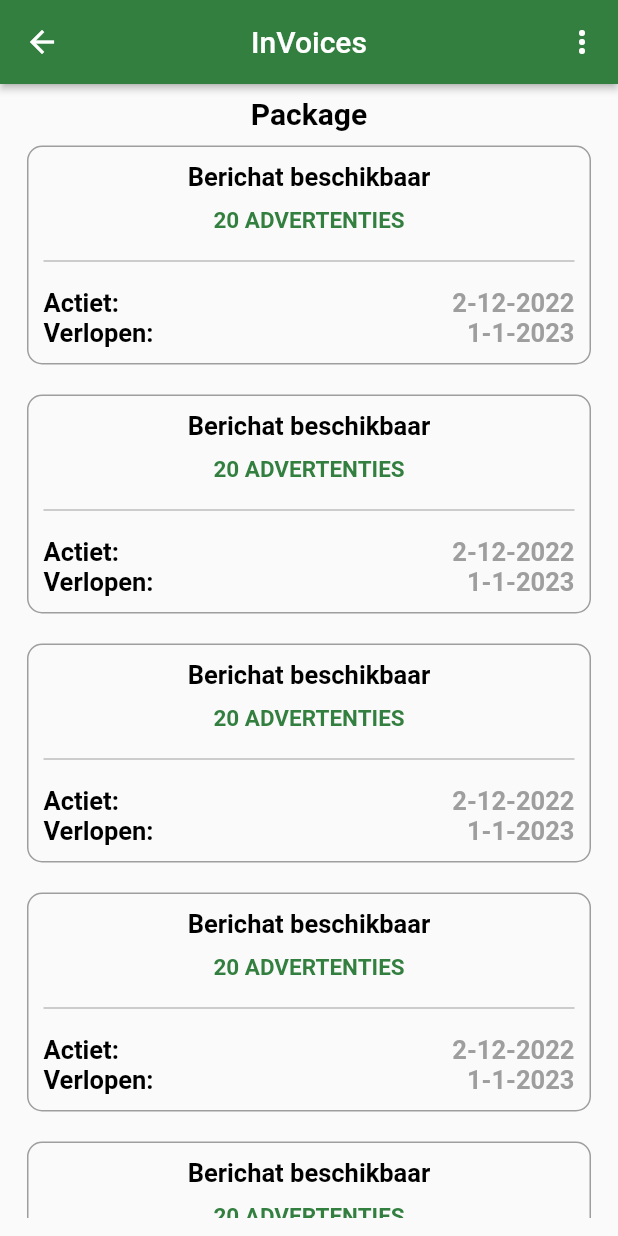
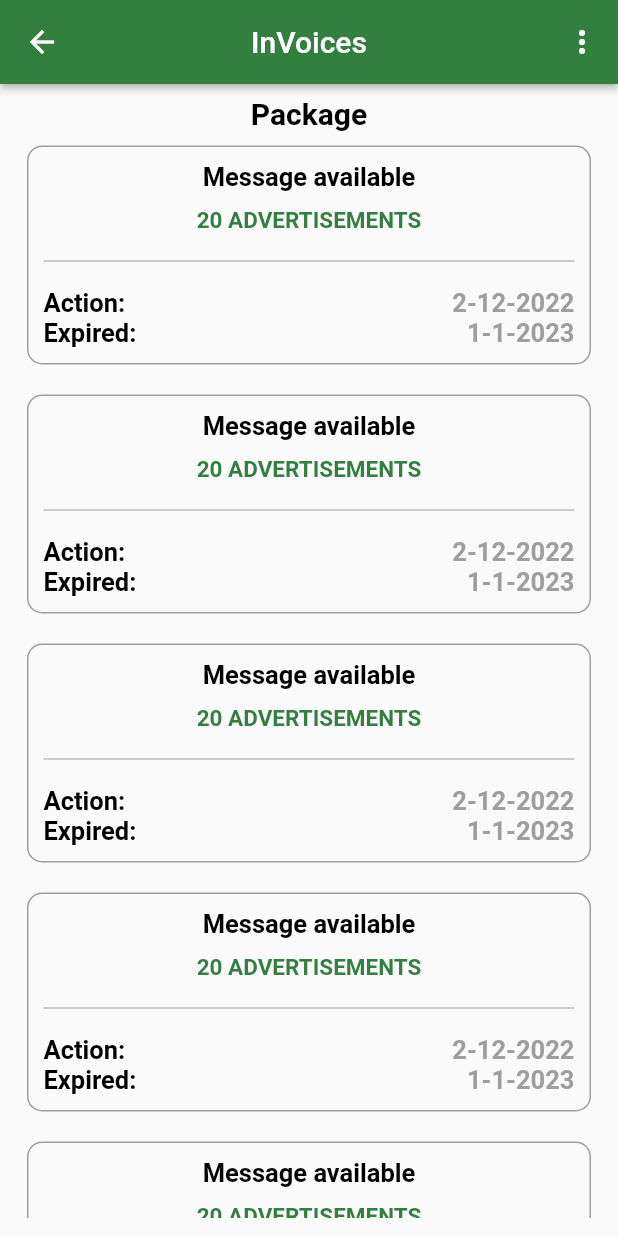
Before and after one commit to dcMalay/julia, a Flutter app: the InVoicesScreen screen opened directly, on a phone screen of 412 x 824 dp. Run offline on Flutter 3.47's test engine with Material 2 defaults, Android fonts, the phone set to English and light mode, and no system bars; our stand-ins replace another_flushbar, dio, easy_localization, firebase_auth, firebase_core, firebase_messaging and 16 more; missing offline and left inert: easy_autocomplete, flutter_ringtone_player, otp_timer_button; accounts and stored records are empty; network calls fail.

Commit message:
language translation completed

```diff
--- a/assets/translations/en.json
+++ b/assets/translations/en.json
@@ -103,7 +103,18 @@
           "days":"days",
           "off":"off",
           "get_active":"Get active",
-          "your_package":"your package"
+          "your_package":"your package",
+          "package":"Package",
+          "boosts":"Boosts",
+          "message_available":"Message available",
+          "advertisement":"20 ADVERTISEMENTS",
+          "action":"Action:",
+          "expaired":"Expired:",
+          "post_id":"Post Id",
+          "privacy":"Privacy",
+          "delete_account":"Delete Account",
+          "okay":"Oké"
+
 
 
 }
--- a/lib/main.dart
+++ b/lib/main.dart
@@ -1,10 +1,8 @@
 import 'dart:async';
 import 'package:easy_localization/easy_localization.dart';
 import 'package:firebase_messaging/firebase_messaging.dart';
-import 'package:flutter/foundation.dart';
 import 'package:flutter/material.dart';
 import 'package:flutter_local_notifications/flutter_local_notifications.dart';
-import 'package:flutter_localizations/flutter_localizations.dart';
 import 'package:flutter_phoenix/flutter_phoenix.dart';
 import 'package:flutter_screenutil/flutter_screenutil.dart';
 import 'package:julia/const/const.dart';
--- a/lib/views/invoices/invoices_screen.dart
+++ b/lib/views/invoices/invoices_screen.dart
@@ -1,6 +1,6 @@
 import 'package:flutter/material.dart';
 import 'package:julia/views/invoices/widgets/invoice_details_screen.dart';
-
+import 'package:easy_localization/easy_localization.dart';
 import '../../const/const.dart';
 
 class InVoicesScreen extends StatefulWidget {
@@ -33,14 +33,14 @@ class _InVoicesScreenState extends State<InVoicesScreen> {
                       ispackage = true;
                     });
                   },
-                  child: const Text("Package")),
+                  child: Text("package".tr())),
               PopupMenuItem(
                   onTap: () {
                     setState(() {
                       ispackage = false;
                     });
                   },
-                  child: const Text("Boosts")),
+                  child: Text("boosts".tr())),
             ],
           ),
         ],
@@ -58,10 +58,10 @@ class _InVoicesScreenState extends State<InVoicesScreen> {
               ? Column(
                   mainAxisSize: MainAxisSize.min,
                   children: [
-                    const Center(
+                    Center(
                       child: Text(
-                        "Package",
-                        style: TextStyle(
+                        "package".tr(),
+                        style: const TextStyle(
                             color: Colors.black,
                             fontWeight: FontWeight.bold,
                             fontSize: 20),
@@ -82,9 +82,9 @@ class _InVoicesScreenState extends State<InVoicesScreen> {
                               child: Column(
                                 mainAxisSize: MainAxisSize.min,
                                 children: [
-                                  const Text(
-                                    "Berichat beschikbaar",
-                                    style: TextStyle(
+                                  Text(
+                                    "message_available".tr(),
+                                    style: const TextStyle(
                                         color: Colors.black,
                                         fontWeight: FontWeight.bold,
                                         fontSize: 17),
@@ -93,7 +93,7 @@ class _InVoicesScreenState extends State<InVoicesScreen> {
                                     height: 10,
                                   ),
                                   Text(
-                                    "20 ADVERTENTIES",
+                                    "advertisement".tr(),
                                     style: TextStyle(
                                         color: greenColor,
                                         fontWeight: FontWeight.bold,
@@ -111,15 +111,15 @@ class _InVoicesScreenState extends State<InVoicesScreen> {
                                   Row(
                                     mainAxisAlignment:
                                         MainAxisAlignment.spaceBetween,
-                                    children: const [
+                                    children: [
                                       Text(
-                                        "Actiet:",
-                                        style: TextStyle(
+                                        "action".tr(),
+                                        style: const TextStyle(
                                             color: Colors.black,
                                             fontWeight: FontWeight.bold,
                                             fontSize: 17),
                                       ),
-                                      Text(
+                                      const Text(
                                         "2-12-2022",
                                         style: TextStyle(
                                             color: Colors.grey,
@@ -131,15 +131,15 @@ class _InVoicesScreenState extends State<InVoicesScreen> {
                                   Row(
                                     mainAxisAlignment:
                                         MainAxisAlignment.spaceBetween,
-                                    children: const [
+                                    children: [
                                       Text(
-                                        "Verlopen:",
-                                        style: TextStyle(
+                                        "expaired".tr(),
+                                        style: const TextStyle(
                                             color: Colors.black,
                                             fontWeight: FontWeight.bold,
                                             fontSize: 17),
                                       ),
-                                      Text(
+                                      const Text(
                                         "1-1-2023",
                                         style: TextStyle(
                                             color: Colors.grey,
@@ -158,10 +158,10 @@ class _InVoicesScreenState extends State<InVoicesScreen> {
               : Column(
                   mainAxisSize: MainAxisSize.min,
                   children: [
-                    const Center(
+                    Center(
                       child: Text(
-                        "Boost",
-                        style: TextStyle(
+                        "boosts".tr(),
+                        style: const TextStyle(
                             color: Colors.black,
                             fontWeight: FontWeight.bold,
                             fontSize: 20),
@@ -182,9 +182,9 @@ class _InVoicesScreenState extends State<InVoicesScreen> {
                               child: Column(
                                 mainAxisSize: MainAxisSize.min,
                                 children: [
-                                  const Text(
-                                    "Post Id",
-                                    style: TextStyle(
+                                  Text(
+                                    "post_id".tr(),
+                                    style: const TextStyle(
                                         color: Colors.black,
                                         fontWeight: FontWeight.bold,
                                         fontSize: 17),
@@ -211,15 +211,15 @@ class _InVoicesScreenState extends State<InVoicesScreen> {
                                   Row(
                                     mainAxisAlignment:
                                         MainAxisAlignment.spaceBetween,
-                                    children: const [
+                                    children: [
                                       Text(
-                                        "Actiet:",
-                                        style: TextStyle(
+                                        "action".tr(),
+                                        style: const TextStyle(
                                             color: Colors.black,
                                             fontWeight: FontWeight.bold,
                                             fontSize: 17),
                                       ),
-                                      Text(
+                                      const Text(
                                         "2-12-2022",
                                         style: TextStyle(
                                             color: Colors.grey,
@@ -231,15 +231,15 @@ class _InVoicesScreenState extends State<InVoicesScreen> {
                                   Row(
                                     mainAxisAlignment:
                                         MainAxisAlignment.spaceBetween,
-                                    children: const [
+                                    children: [
                                       Text(
-                                        "Verlopen:",
-                                        style: TextStyle(
+                                        "expaired".tr(),
+                                        style: const TextStyle(
                                             color: Colors.black,
                                             fontWeight: FontWeight.bold,
                                             fontSize: 17),
                                       ),
-                                      Text(
+                                      const Text(
                                         "1-1-2023",
                                         style: TextStyle(
                                             color: Colors.grey,
--- a/lib/views/post_products/post_products.dart
+++ b/lib/views/post_products/post_products.dart
@@ -484,6 +484,7 @@ class _PostProductsViewState extends State<PostProductsView> {
                               if (_formKey.currentState!.validate()) {
                                 if (imageFileList!.isEmpty) {
                                   QuickAlert.show(
+                                    confirmBtnText: "okay".tr(),
                                     context: context,
                                     type: QuickAlertType.warning,
                                     text: 'please_select_image'.tr(),
```
Also changed, not shown: assets/translations/nl.json (+11 -1 lines), lib/views/chat/chatting_screen.dart (+17 -16 lines), lib/views/home.dart (+12 -8 lines), lib/views/my_account/my_account.dart (+12 -8 lines), lib/views/settings/setting_screen.dart (+16 -16 lines).
